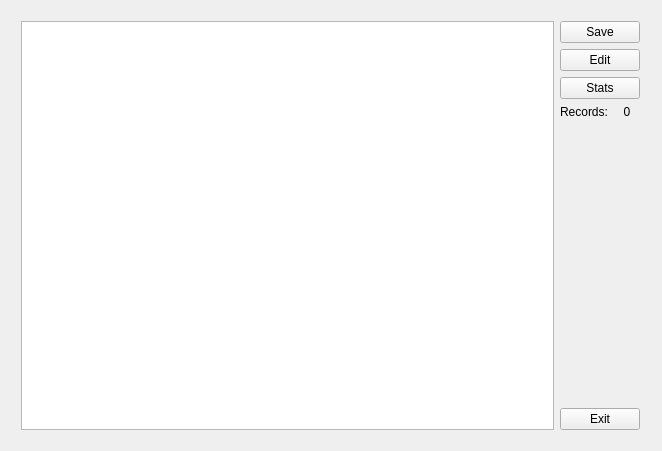
Before: the Qt Designer form accounting_sql/mainwindow.ui in streamx3/ltr-acc, drawn with Qt 5.
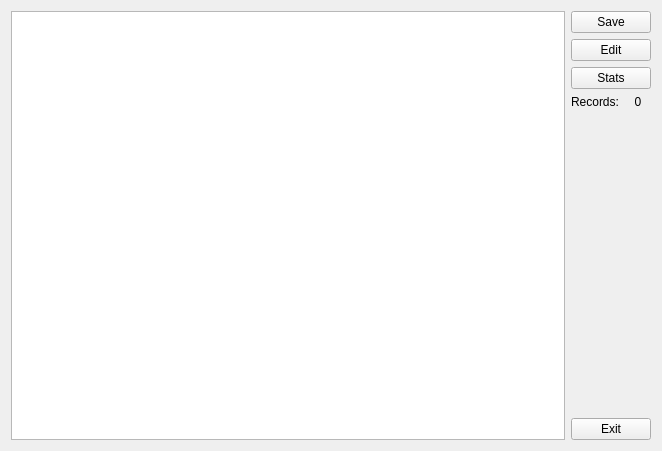
After: the same form once the commit is applied. Icons and pictures are not drawn.

Commit message: * UI resize corrections

```diff
--- a/accounting_sql/mainwindow.ui
+++ b/accounting_sql/mainwindow.ui
@@ -30,15 +30,6 @@
      <verstretch>1</verstretch>
     </sizepolicy>
    </property>
-   <widget class="QWidget" name="horizontalLayoutWidget">
-    <property name="geometry">
-     <rect>
-      <x>10</x>
-      <y>10</y>
-      <width>641</width>
-      <height>431</height>
-     </rect>
-    </property>
     <layout class="QHBoxLayout" name="horizontalLayout">
      <property name="sizeConstraint">
       <enum>QLayout::SetMaximumSize</enum>
@@ -133,7 +124,6 @@
       </layout>
      </item>
     </layout>
-   </widget>
   </widget>
  </widget>
  <layoutdefault spacing="6" margin="11"/>
```
The commit also changes 2 other files.
